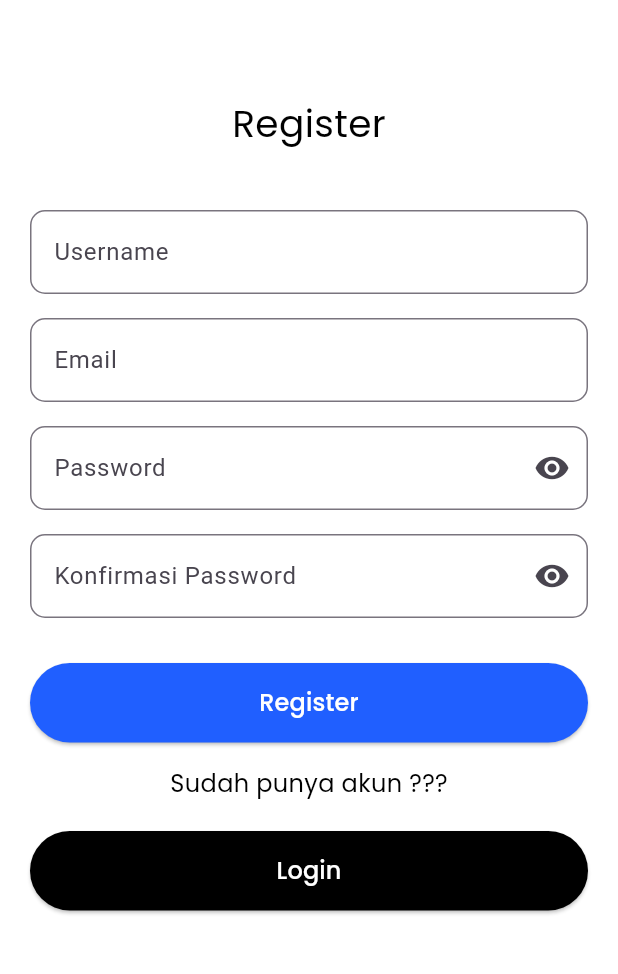
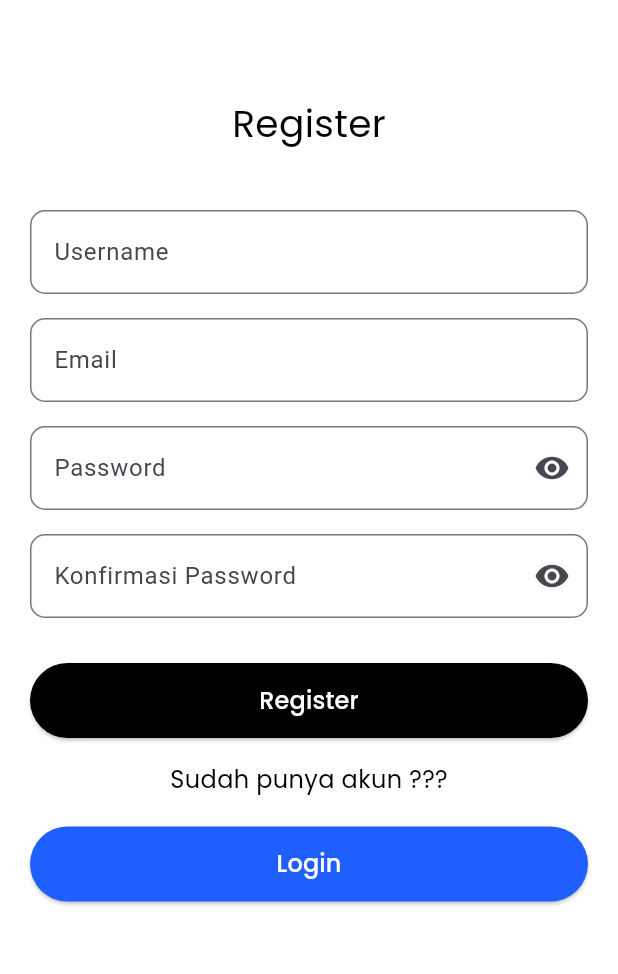
Before and after one commit to TriKeren/flowpos_app, a Flutter app: the screen it shows after launch, after a tap on "Registrasi", on a phone screen of 412 x 824 dp, the part 63-1037 px from its top. Run offline on Flutter 3.47's test engine with Material 3 defaults, Android fonts, the phone set to English and light mode, and no system bars; our stand-ins replace image_picker, pin_code_fields, shared_preferences.

Commit message:
update page verification dan fix token ketika login

```diff
--- a/lib/screens/login.dart
+++ b/lib/screens/login.dart
@@ -5,6 +5,8 @@ import 'package:http/http.dart' as http;
 import 'package:flowpos_app/screens/home.dart';
 import 'package:flowpos_app/screens/registrasi.dart';
 import 'package:flowpos_app/colors/colors.dart';
+import 'package:shared_preferences/shared_preferences.dart';
+import 'forgot_password.dart';
 
 class LoginPage extends StatefulWidget {
   const LoginPage({super.key});
@@ -17,7 +19,7 @@ class _LoginPageState extends State<LoginPage> {
   bool _obscureText = true;
   bool _usernameText = false;
   bool _passwordHasText = false;
-  bool _isLoading = false; // Track loading state
+  bool _isLoading = false;
   final TextEditingController _usernameController = TextEditingController();
   final TextEditingController _passwordController = TextEditingController();
 
@@ -31,7 +33,7 @@ class _LoginPageState extends State<LoginPage> {
     }
 
     setState(() {
-      _isLoading = true; // Start loading
+      _isLoading = true;
     });
 
     try {
@@ -46,7 +48,20 @@ class _LoginPageState extends State<LoginPage> {
 
       final responseBody = json.decode(response.body);
       if (response.statusCode == 200) {
-        _showSuccess();
+        // Memeriksa apakah token ada dalam response body
+        final token = responseBody['token'];
+        if (token != null && token.isNotEmpty) {
+          // Simpan token ke SharedPreferences
+          final prefs = await SharedPreferences.getInstance();
+          await prefs.setString('user_token', token);
+
+          // Print the token for debugging purposes
+          print('Token: $token');
+
+          _showSuccess();
+        } else {
+          _showError("Token tidak tersedia dalam respon.");
+        }
       } else {
         _showError(responseBody['message'] ?? "Login gagal. Coba lagi.");
       }
@@ -54,7 +69,7 @@ class _LoginPageState extends State<LoginPage> {
       _showError("Terjadi kesalahan, periksa koneksi internet.");
     } finally {
       setState(() {
-        _isLoading = false; // Stop loading after process completes
+        _isLoading = false;
       });
     }
   }
@@ -195,9 +210,29 @@ class _LoginPageState extends State<LoginPage> {
                   ),
                 ),
               ),
+              Align(
+                alignment: Alignment.centerLeft,
+                child: TextButton(
+                  onPressed: () {
+                    Navigator.push(
+                      context,
+                      MaterialPageRoute(
+                          builder: (context) => ForgotPassword()),
+                    );
+                  },
+                  child: const Text(
+                    "Lupa sandi??",
+                    style: TextStyle(
+                      color: AppColors.primary,
+                      fontFamily: 'Poppins',
+                      fontSize: 14,
+                    ),
+                  ),
+                ),
+              ),
               SizedBox(height: screenWidth * 0.1),
               ElevatedButton(
-                onPressed: _isLoading ? null : _login, // Disable button during loading
+                onPressed: _isLoading ? null : _login,
                 style: ElevatedButton.styleFrom(
                   backgroundColor: AppColors.primary,
                   padding: const EdgeInsets.all(0),
--- a/lib/screens/product.dart
+++ b/lib/screens/product.dart
@@ -67,7 +67,7 @@ class _ProductPageState extends State<ProductPage> {
                           Navigator.pushReplacement(
                               context,
                               MaterialPageRoute(
-                                  builder: (context) => const AddProduct()));
+                                  builder: (context) => AddProduct()));
                         },
                         style: ElevatedButton.styleFrom(
                           backgroundColor: AppColors.primary,
--- a/lib/screens/registrasi.dart
+++ b/lib/screens/registrasi.dart
@@ -111,6 +111,7 @@ class _RegistrasiPageState extends State<RegistrasiPage> {
 
   @override
   Widget build(BuildContext context) {
+    double screenWidth = MediaQuery.of(context).size.width;
     return Scaffold(
       appBar: AppBar(
         automaticallyImplyLeading: false,
@@ -211,9 +212,12 @@ class _RegistrasiPageState extends State<RegistrasiPage> {
                 ElevatedButton(
                   onPressed: _isLoading ? null : () => registerUser(context),
                   style: ElevatedButton.styleFrom(
-                    backgroundColor: AppColors.primary,
-                    padding: const EdgeInsets.symmetric(
-                        horizontal: 140, vertical: 15),
+                    backgroundColor: AppColors.secondary,
+                    padding: const EdgeInsets.all(0),
+                    minimumSize: Size(screenWidth * 0.9, 50),
+                    shape: RoundedRectangleBorder(
+                      borderRadius: BorderRadius.circular(25),
+                    ),
                   ),
                   child: _isLoading
                       ? const SizedBox(
@@ -246,7 +250,9 @@ class _RegistrasiPageState extends State<RegistrasiPage> {
                 ),
                 const SizedBox(height: 20),
                 ElevatedButton(
-                  onPressed: () {
+                  onPressed: _isLoading
+                      ? null
+                      : () {
                           Navigator.pushReplacement(
                             context,
                             MaterialPageRoute(
@@ -254,16 +260,29 @@ class _RegistrasiPageState extends State<RegistrasiPage> {
                           );
                         },
                   style: ElevatedButton.styleFrom(
-                    backgroundColor: AppColors.secondary,
-                    padding: const EdgeInsets.symmetric(
-                        horizontal: 150, vertical: 15),
+                    backgroundColor: AppColors.primary,
+                    padding: const EdgeInsets.all(0),
+                    minimumSize: Size(screenWidth * 0.9, 50),
+                    shape: RoundedRectangleBorder(
+                      borderRadius: BorderRadius.circular(25),
                     ),
-                  child: const Text(
+                  ),
+                  child: _isLoading
+                      ? const SizedBox(
+                          height: 20,
+                          width: 20,
+                          child: CircularProgressIndicator(
+                            color: Colors.white,
+                            strokeWidth: 2,
+                          ),
+                        )
+                      : const Text(
                           'Login',
                           style: TextStyle(
                             color: Colors.white,
+                            fontSize: 16,
                             fontFamily: 'Poppins',
-                        fontSize: 16),
+                          ),
                         ),
                 ),
               ],
--- a/pubspec.yaml
+++ b/pubspec.yaml
@@ -34,6 +34,7 @@ dependencies:
   provider: ^5.0.0
   intl: ^0.18.1
   pin_code_fields: 8.0.1
+  shared_preferences: ^2.0.15
 
 
   # The following adds the Cupertino Icons font to your application.
```
Also changed, not shown: lib/main.dart (+17 -1 lines), lib/screens/forgot_password.dart (added, +102 -0 lines), lib/screens/home.dart (+37 -27 lines), lib/screens/verification_code.dart (added, +109 -0 lines), pubspec.lock, 1 other file. Lines whose indentation alone changed are shown as unchanged.
